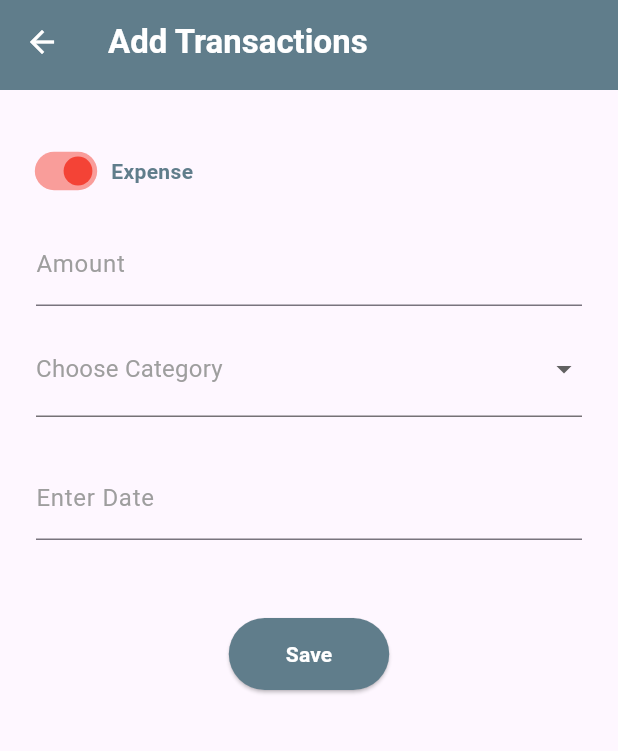
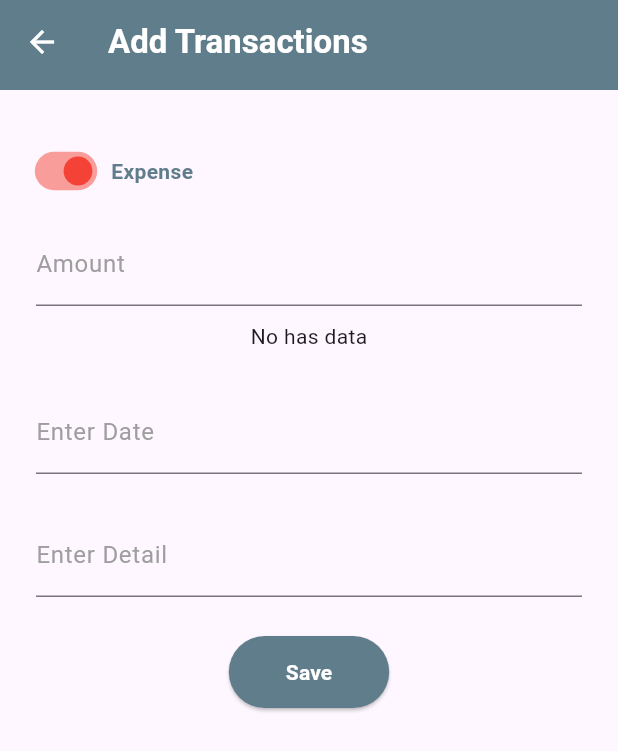
Before and after one commit to dzarurizkyy/budgetly-app, a Flutter app: the TransactionPage screen opened directly, after a tap on "Save", on a phone screen of 412 x 824 dp. Shown: the top 751 px of the screen. Run offline on Flutter 3.47's test engine with Material 3 defaults, Android fonts, the phone set to English and light mode, and no system bars; our stand-ins replace drift; missing offline and left inert: calendar_appbar; accounts and stored records are empty; generated files the repository leaves out were written again.

Commit message:
finish phase 6 : insert transaction

```diff
--- a/lib/pages/transaction_page.dart
+++ b/lib/pages/transaction_page.dart
@@ -1,5 +1,7 @@
 import 'package:flutter/material.dart';
 import 'package:intl/intl.dart';
+import 'package:expenses_tracker_app/pages/home_page.dart';
+import 'package:expenses_tracker_app/models/database.dart';
 
 class TransactionPage extends StatefulWidget {
   const TransactionPage({super.key});
@@ -9,10 +11,38 @@ class TransactionPage extends StatefulWidget {
 }
 
 class _TransactionPageState extends State<TransactionPage> {
+  final AppDatabase database = AppDatabase();
   bool isExpense = true;
-  List<String> list = ["Choose Category", "Food", "Transportation", "Coffee"];
-  late String dropDownValue = list.first;
+  late int type;
+
   TextEditingController dateController = TextEditingController();
+  TextEditingController amountController = TextEditingController();
+  TextEditingController detailController = TextEditingController();
+  String? selectedCategory;
+  String defaultCategory = "";
+
+  Future insert(
+      int amount, DateTime date, String nameDetail, int categoryId) async {
+    DateTime now = DateTime.now();
+    await database.into(database.transactions).insertReturning(
+        TransactionsCompanion.insert(
+            name: nameDetail,
+            categoryId: categoryId,
+            amount: amount,
+            transactionDate: now,
+            createdAt: now,
+            updatedAt: now));
+  }
+
+  Future<List<Category>> getAllCategory(int type) async {
+    return await database.getAllCategory(type);
+  }
+
+  @override
+  void initState() {
+    type = 2;
+    super.initState();
+  }
 
   @override
   Widget build(BuildContext context) {
@@ -51,6 +81,8 @@ class _TransactionPageState extends State<TransactionPage> {
                           onChanged: (bool value) {
                             setState(() {
                               isExpense = value;
+                              type = (isExpense) ? 2 : 1;
+                              selectedCategory = null;
                             });
                           },
                           inactiveTrackColor: Colors.green[200],
@@ -72,6 +104,7 @@ class _TransactionPageState extends State<TransactionPage> {
               Padding(
                 padding: EdgeInsets.symmetric(horizontal: 24, vertical: 10),
                 child: TextFormField(
+                  controller: amountController,
                   keyboardType: TextInputType.number,
                   decoration: InputDecoration(
                       border: UnderlineInputBorder(),
@@ -79,42 +112,58 @@ class _TransactionPageState extends State<TransactionPage> {
                       labelStyle: TextStyle(color: Colors.grey)),
                 ),
               ),
-              Padding(
-                  padding: EdgeInsets.symmetric(horizontal: 24, vertical: 0),
+              FutureBuilder<List<Category>>(
+                  future: getAllCategory((type)),
+                  builder: (context, snapshot) {
+                    if (snapshot.connectionState == ConnectionState.waiting) {
+                      return Center(child: CircularProgressIndicator());
+                    } else {
+                      if (snapshot.hasData) {
+                        if (snapshot.data!.isNotEmpty) {
+                          defaultCategory = snapshot.data!.first.id.toString();
+                          return Padding(
+                              padding: EdgeInsets.symmetric(
+                                  horizontal: 24, vertical: 0),
                               child: InputDecorator(
                                 decoration: InputDecoration(
                                     enabledBorder: UnderlineInputBorder(
-                            borderSide: BorderSide(color: Colors.black54))),
+                                        borderSide:
+                                            BorderSide(color: Colors.black54))),
                                 child: Padding(
-                      padding: EdgeInsets.symmetric(horizontal: 0, vertical: 0),
+                                  padding: EdgeInsets.symmetric(
+                                      horizontal: 0, vertical: 0),
                                   child: DropdownButton<String>(
-                        value: dropDownValue,
+                                    value: selectedCategory ??
+                                        snapshot.data!.first.id.toString(),
                                     isExpanded: true,
                                     underline: Container(),
-                        items:
-                            list.map<DropdownMenuItem<String>>((String value) {
+                                    items: snapshot.data!
+                                        .map<DropdownMenuItem<String>>(
+                                            (Category item) {
                                       return DropdownMenuItem<String>(
-                            value: value,
+                                        value: item.id.toString(),
                                         child: Text(
-                              value,
+                                          item.name,
                                           style: TextStyle(
-                                  fontWeight: FontWeight.w400,
-                                  color: value == "Choose Category"
-                                      ? Colors.grey
-                                      : Colors.black),
+                                              fontWeight: FontWeight.w400),
                                         ),
                                       );
                                     }).toList(),
                                     onChanged: (String? value) {
                                       setState(() {
-                            if (value != "Choose Category") {
-                              dropDownValue = value!;
-                            }
+                                        selectedCategory = value;
                                       });
                                     },
                                   ),
                                 ),
-                  )),
+                              ));
+                        } else {
+                          return Center(child: Text("No has data"));
+                        }
+                      }
+                      return Center(child: Text("No has data"));
+                    }
+                  }),
               Padding(
                 padding:
                     const EdgeInsets.symmetric(horizontal: 24, vertical: 26),
@@ -141,12 +190,29 @@ class _TransactionPageState extends State<TransactionPage> {
                   },
                 ),
               ),
+              Padding(
+                padding: EdgeInsets.symmetric(horizontal: 24, vertical: 0),
+                child: TextFormField(
+                    controller: detailController,
+                    decoration: InputDecoration(
+                        labelText: "Enter Detail",
+                        labelStyle: TextStyle(color: Colors.grey)),
+                    onTap: () {}),
+              ),
               SizedBox(
                 height: 26,
               ),
               Center(
                   child: ElevatedButton(
-                      onPressed: () {},
+                      onPressed: () {
+                        insert(
+                            int.parse(amountController.text),
+                            DateTime.parse(dateController.text),
+                            detailController.text,
+                            int.parse(selectedCategory ?? defaultCategory));
+                        Navigator.of(context, rootNavigator: true)
+                            .pop(HomePage());
+                      },
                       style: ElevatedButton.styleFrom(
                         backgroundColor: Colors.blueGrey,
                       ),
```
Lines whose indentation alone changed are shown as unchanged.
